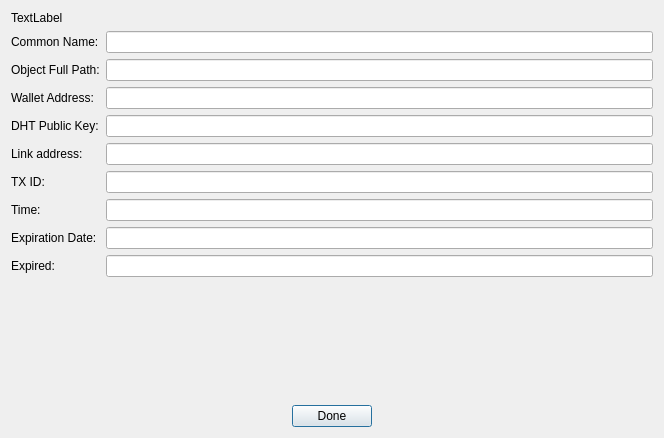
First picture: the form in src/qt/forms/bdapuserdetaildialog.ui, repository duality-solutions/Dynamic, before the edit.
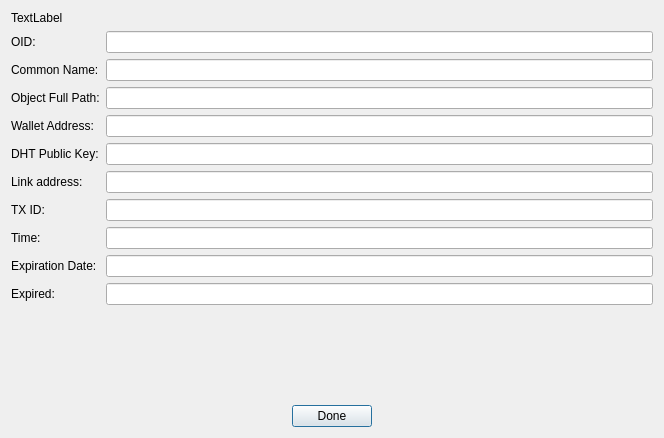
Second picture: the form after the edit. Icons and pictures are not drawn.

Commit message: [Qt GUI] Add OID to account detail dialog box

What changed in the file:
```diff
--- a/src/qt/forms/bdapuserdetaildialog.ui
+++ b/src/qt/forms/bdapuserdetaildialog.ui
@@ -34,132 +34,142 @@
        <property name="fieldGrowthPolicy">
         <enum>QFormLayout::ExpandingFieldsGrow</enum>
        </property>
-       <item row="0" column="0">
+       <item row="1" column="0">
         <widget class="QLabel" name="label">
          <property name="text">
           <string>Common Name:</string>
          </property>
         </widget>
        </item>
-       <item row="0" column="1">
+       <item row="1" column="1">
         <widget class="QLineEdit" name="lineEditCommonName">
          <property name="readOnly">
           <bool>true</bool>
          </property>
         </widget>
        </item>
-       <item row="1" column="0">
+       <item row="2" column="0">
         <widget class="QLabel" name="label_2">
          <property name="text">
           <string>Object Full Path:</string>
          </property>
         </widget>
        </item>
-       <item row="1" column="1">
+       <item row="2" column="1">
         <widget class="QLineEdit" name="lineEditPath">
          <property name="readOnly">
           <bool>true</bool>
          </property>
         </widget>
        </item>
-       <item row="2" column="0">
+       <item row="3" column="0">
         <widget class="QLabel" name="label_3">
          <property name="text">
           <string>Wallet Address:</string>
          </property>
         </widget>
        </item>
-       <item row="2" column="1">
+       <item row="3" column="1">
         <widget class="QLineEdit" name="lineEditWalletAddress">
          <property name="readOnly">
           <bool>true</bool>
          </property>
         </widget>
        </item>
-       <item row="3" column="0">
+       <item row="4" column="0">
         <widget class="QLabel" name="label_4">
          <property name="text">
           <string>DHT Public Key:</string>
          </property>
         </widget>
        </item>
-       <item row="3" column="1">
+       <item row="4" column="1">
         <widget class="QLineEdit" name="lineEditPublicKey">
          <property name="readOnly">
           <bool>true</bool>
          </property>
         </widget>
        </item>
-       <item row="4" column="0">
+       <item row="5" column="0">
         <widget class="QLabel" name="label_5">
          <property name="text">
           <string>Link address:</string>
          </property>
         </widget>
        </item>
-       <item row="4" column="1">
+       <item row="5" column="1">
         <widget class="QLineEdit" name="lineEditLinkAddress">
          <property name="readOnly">
           <bool>true</bool>
          </property>
         </widget>
        </item>
-       <item row="5" column="0">
+       <item row="6" column="0">
         <widget class="QLabel" name="label_6">
          <property name="text">
           <string>TX ID:</string>
          </property>
         </widget>
        </item>
-       <item row="5" column="1">
+       <item row="6" column="1">
         <widget class="QLineEdit" name="lineEditTXID">
          <property name="readOnly">
           <bool>true</bool>
          </property>
         </widget>
        </item>
-       <item row="6" column="0">
+       <item row="7" column="0">
         <widget class="QLabel" name="label_7">
          <property name="text">
           <string>Time:</string>
          </property>
         </widget>
        </item>
-       <item row="6" column="1">
+       <item row="7" column="1">
         <widget class="QLineEdit" name="lineEditTime">
          <property name="readOnly">
           <bool>true</bool>
          </property>
         </widget>
        </item>
-       <item row="7" column="0">
+       <item row="8" column="0">
         <widget class="QLabel" name="label_8">
          <property name="text">
           <string>Expiration Date:</string>
          </property>
         </widget>
        </item>
-       <item row="7" column="1">
+       <item row="8" column="1">
         <widget class="QLineEdit" name="lineEditExpirationDate">
          <property name="readOnly">
           <bool>true</bool>
          </property>
         </widget>
        </item>
-       <item row="8" column="0">
+       <item row="9" column="0">
         <widget class="QLabel" name="label_9">
          <property name="text">
           <string>Expired:</string>
          </property>
         </widget>
        </item>
-       <item row="8" column="1">
+       <item row="9" column="1">
         <widget class="QLineEdit" name="lineEditExpired">
          <property name="readOnly">
           <bool>true</bool>
          </property>
         </widget>
        </item>
+       <item row="0" column="0">
+        <widget class="QLabel" name="label_10">
+         <property name="text">
+          <string>OID:</string>
+         </property>
+        </widget>
+       </item>
+       <item row="0" column="1">
+        <widget class="QLineEdit" name="lineEditOID"/>
+       </item>
       </layout>
      </item>
      <item>
```
The commit also changes 1 other file.
